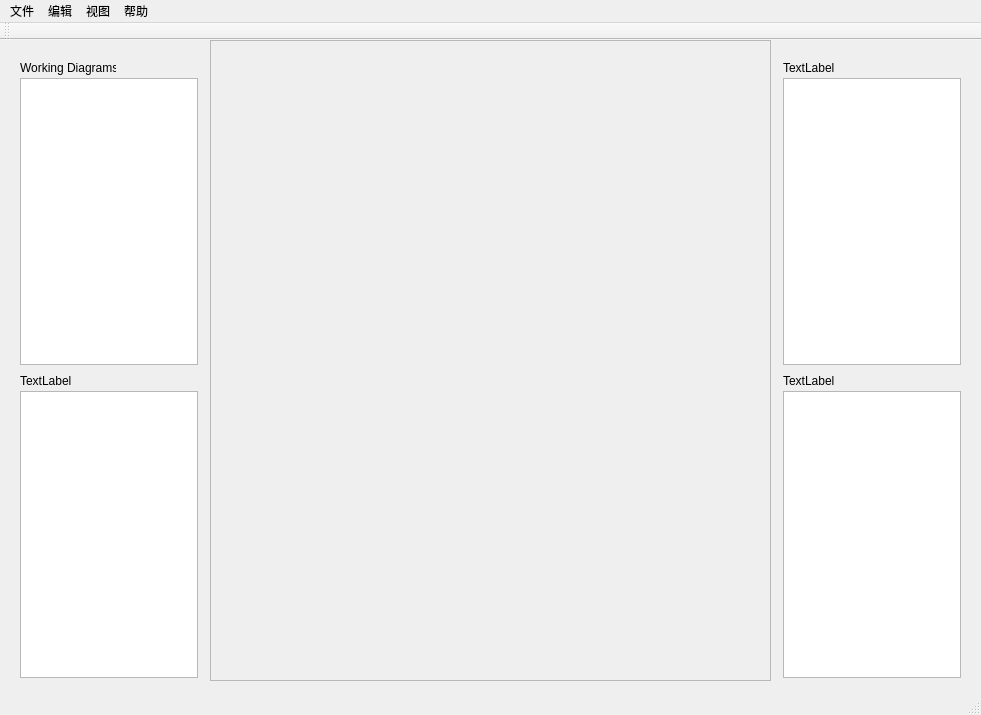
This is uml/mainwindow.ui in QuickCharger/Qt as Qt 5 draws it before an edit. The edited form follows.
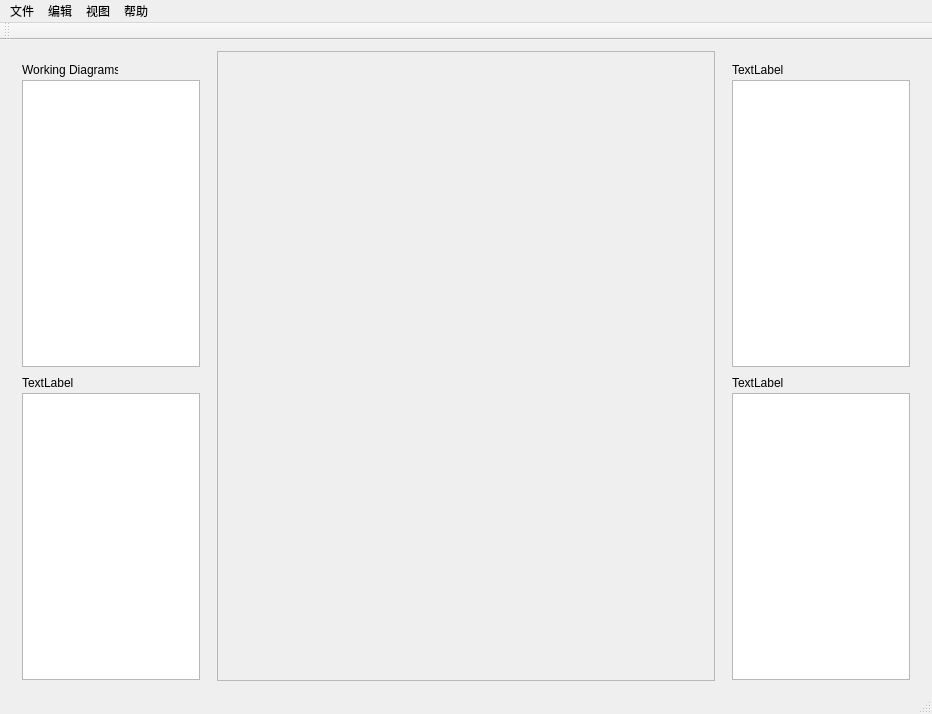
This is the edited form. Custom widgets are drawn as their Qt base class.

```diff
--- a/uml/mainwindow.ui
+++ b/uml/mainwindow.ui
@@ -6,22 +6,22 @@
    <rect>
     <x>0</x>
     <y>0</y>
-    <width>981</width>
-    <height>715</height>
+    <width>932</width>
+    <height>714</height>
    </rect>
   </property>
   <property name="windowTitle">
    <string>MainWindow</string>
   </property>
   <widget class="QWidget" name="centralWidget">
+   <layout class="QHBoxLayout" name="horizontalLayout">
+    <item>
    <widget class="QWidget" name="leftWidget" native="true">
-    <property name="geometry">
-     <rect>
-      <x>9</x>
-      <y>9</y>
+      <property name="minimumSize">
+       <size>
       <width>200</width>
-      <height>640</height>
-     </rect>
+        <height>0</height>
+       </size>
     </property>
     <property name="maximumSize">
      <size>
@@ -76,14 +76,41 @@
      </property>
     </widget>
    </widget>
+    </item>
+    <item>
+     <widget class="QScrollArea" name="scrollArea">
+      <property name="widgetResizable">
+       <bool>true</bool>
+      </property>
+      <widget class="MidWindow" name="midWidget">
+       <property name="geometry">
+        <rect>
+         <x>0</x>
+         <y>0</y>
+         <width>500</width>
+         <height>637</height>
+        </rect>
+       </property>
+       <widget class="ZoomArea" name="zoomArea" native="true">
+        <property name="geometry">
+         <rect>
+          <x>330</x>
+          <y>470</y>
+          <width>141</width>
+          <height>141</height>
+         </rect>
+        </property>
+       </widget>
+      </widget>
+     </widget>
+    </item>
+    <item>
    <widget class="QWidget" name="rightWidget" native="true">
-    <property name="geometry">
-     <rect>
-      <x>772</x>
-      <y>9</y>
+      <property name="minimumSize">
+       <size>
       <width>200</width>
-      <height>640</height>
-     </rect>
+        <height>0</height>
+       </size>
     </property>
     <property name="maximumSize">
      <size>
@@ -138,41 +165,15 @@
      </property>
     </widget>
    </widget>
-   <widget class="QScrollArea" name="scrollArea">
-    <property name="geometry">
-     <rect>
-      <x>210</x>
-      <y>0</y>
-      <width>561</width>
-      <height>641</height>
-     </rect>
-    </property>
-    <property name="widgetResizable">
-     <bool>true</bool>
-    </property>
-    <widget class="QWidget" name="scrollAreaWidgetContents">
-     <property name="geometry">
-      <rect>
-       <x>0</x>
-       <y>0</y>
-       <width>559</width>
-       <height>639</height>
-      </rect>
-     </property>
-     <layout class="QGridLayout" name="gridLayout">
-      <item row="0" column="0">
-       <widget class="MidWindow" name="midWidget" native="true"/>
       </item>
      </layout>
     </widget>
-   </widget>
-  </widget>
   <widget class="QMenuBar" name="menuBar">
    <property name="geometry">
     <rect>
      <x>0</x>
      <y>0</y>
-     <width>981</width>
+     <width>932</width>
      <height>23</height>
     </rect>
    </property>
@@ -216,7 +217,13 @@
   <customwidget>
    <class>MidWindow</class>
    <extends>QWidget</extends>
-   <header>midwindow.h</header>
+   <header>midWindow.h</header>
+   <container>1</container>
+  </customwidget>
+  <customwidget>
+   <class>ZoomArea</class>
+   <extends>QWidget</extends>
+   <header>zoomArea.h</header>
    <container>1</container>
   </customwidget>
  </customwidgets>
```
Lines whose indentation alone changed are shown as unchanged.
